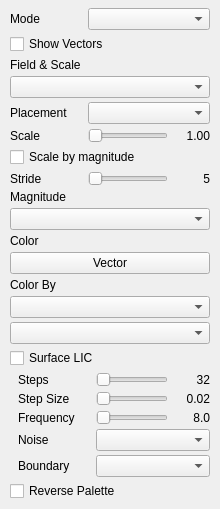
Above: src/ui/vectors_page.ui from thermeng/SciRender before the change. Below: the same form after it.
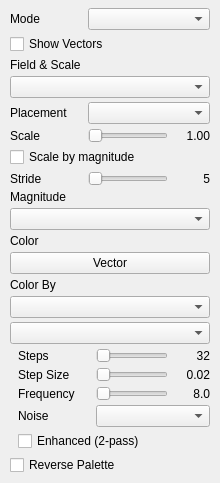
That is the form after the change.

Commit message: feat: Upgarded the Surface LIC with new features & fix

```diff
--- a/src/ui/vectors_page.ui
+++ b/src/ui/vectors_page.ui
@@ -223,17 +223,7 @@
       </widget>
      </item>
      <item>
-      <widget class="QCheckBox" name="licToggle">
-       <property name="text">
-        <string>Surface LIC</string>
-       </property>
-       <property name="toolTip">
-        <string>Render Line Integral Convolution on the surface. When surface opacity &lt; 1, LIC uses single-pass blending instead of depth-peel OIT.</string>
-       </property>
-      </widget>
-     </item>
-    <item>
-     <widget class="QWidget" name="licGroup" native="true">
+      <widget class="QWidget" name="licGroup" native="true">
       <layout class="QVBoxLayout" name="licLayout">
        <property name="spacing"><number>4</number></property>
        <property name="leftMargin"><number>8</number></property>
@@ -358,31 +348,12 @@
            </layout>
            </widget>
           </item>
-         <item>
-          <widget class="QWidget" name="licBoundaryRow">
-           <layout class="QHBoxLayout" name="licBoundaryLayout">
-            <property name="spacing"><number>6</number></property>
-            <property name="leftMargin"><number>0</number></property>
-            <property name="topMargin"><number>0</number></property>
-            <property name="rightMargin"><number>0</number></property>
-            <property name="bottomMargin"><number>0</number></property>
-            <item>
-             <widget class="QLabel" name="licBoundaryLabel">
-              <property name="text"><string>Boundary</string></property>
-              <property name="minimumSize"><size><width>72</width><height>0</height></size></property>
-              <property name="maximumSize"><size><width>72</width><height>16777215</height></size></property>
-              <property name="alignment"><set>Qt::AlignLeft|Qt::AlignVCenter</set></property>
-              <property name="toolTip"><string>Clamp (Zero): domain-clamp to zero at wall (physical no-slip, truncated kernel). Mirror: mirror-pad / reflect across wall (hides speckled border, preserves streak length).</string></property>
-             </widget>
-            </item>
-            <item>
-             <widget class="QComboBox" name="licBoundaryCombo">
-              <property name="toolTip"><string>Clamp (Zero): domain-clamp to zero at wall (physical no-slip, truncated kernel). Mirror: mirror-pad / reflect across wall (hides speckled border, preserves streak length).</string></property>
-             </widget>
-            </item>
-           </layout>
-          </widget>
-         </item>
+          <item>
+           <widget class="QCheckBox" name="licEnhancedCb">
+            <property name="text"><string>Enhanced (2-pass)</string></property>
+            <property name="toolTip"><string>2-pass Enhanced LIC: second convolution sharpens streak coherence (higher cost).</string></property>
+           </widget>
+          </item>
         </layout>
        </widget>
      </item>
```
The commit also changes 14 other files.
